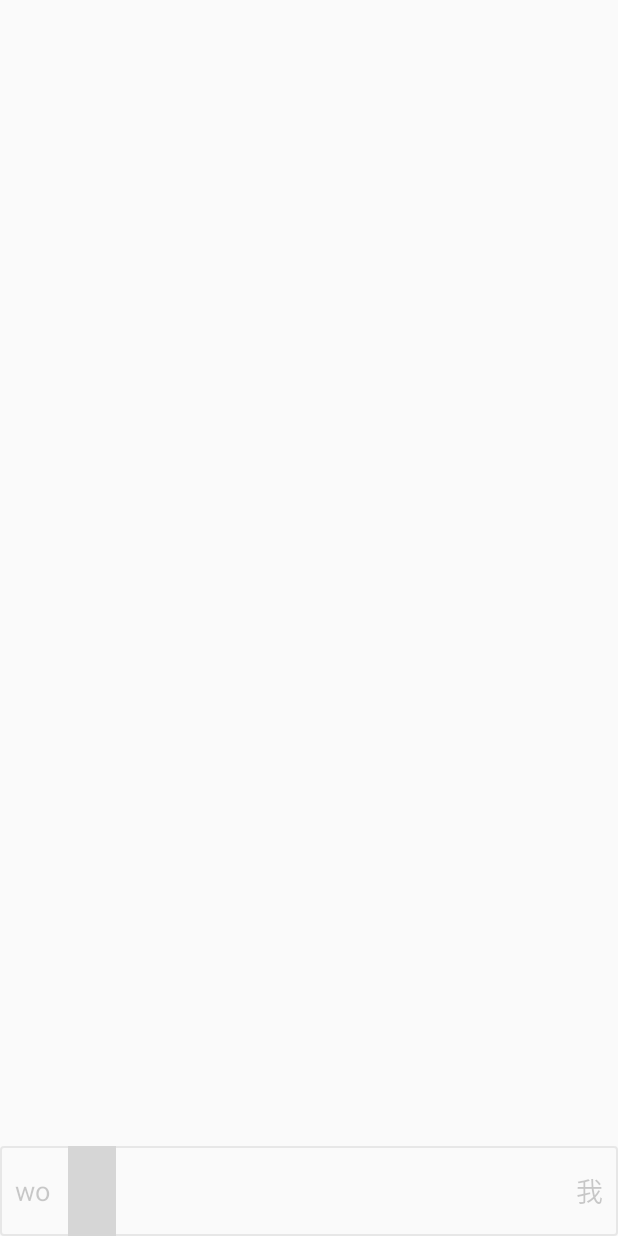
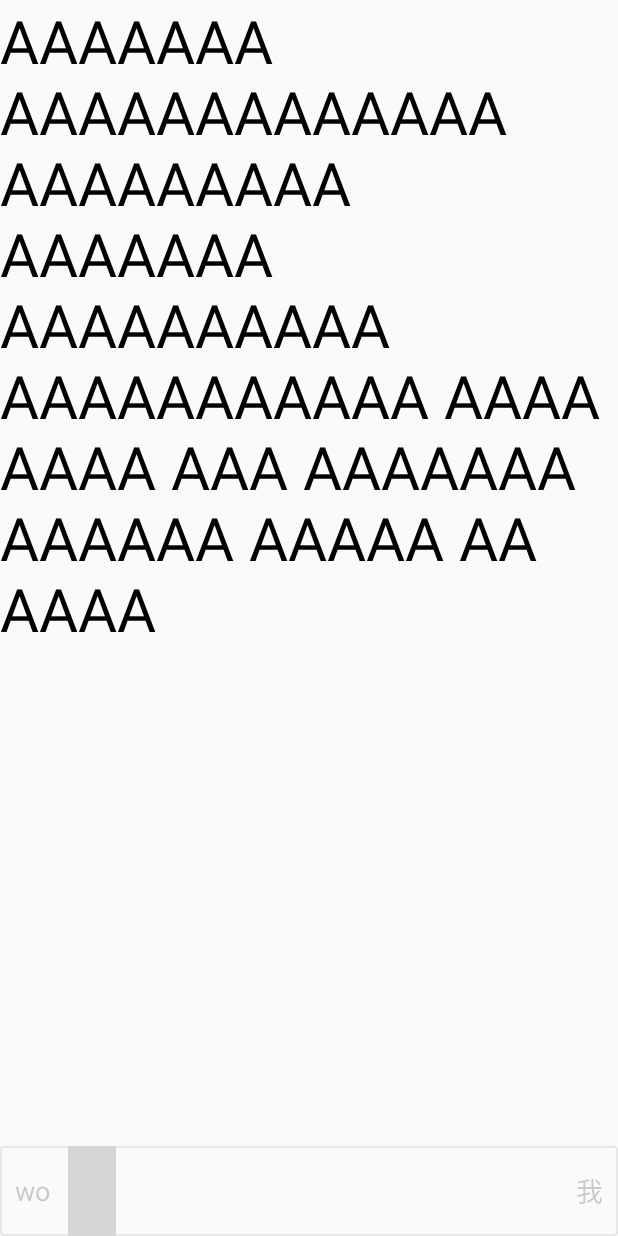
Before and after one commit to asm-products/kanshu-android, an Android app: the layout fragment_reading_view.xml on its own in the app's theme, with its tools: preview values and no code run, on a phone screen of 412 x 824 dp. Run offline under Robolectric (Android 15) with nearby library versions, the phone set to English and light mode, and no system bars; plain views replace TickedSeekBar; Roboto replaces fonts that are not available here; grey boxes are pictures that could not be loaded.

Commit message:
blurred text behind slider, and minor changes to dot size and thumb color

```diff
--- a/app/src/main/res/drawable/slider_border.xml
+++ b/app/src/main/res/drawable/slider_border.xml
@@ -6,4 +6,5 @@
     <stroke
         android:width="1dp"
         android:color="@color/article_light_grey" />
+    <solid android:color="#0DCCCCCC"/>
 </shape>
--- a/app/src/main/res/layout/fragment_reading_view.xml
+++ b/app/src/main/res/layout/fragment_reading_view.xml
@@ -7,6 +7,19 @@
                 android:orientation="vertical"
                 android:fitsSystemWindows="true"
                 android:background="@color/background_material_light">
+    <TextView
+        android:layout_width="wrap_content"
+        android:layout_height="match_parent"
+        android:layout_alignParentBottom="true"
+        android:text="AAAAAAA AAAAAAAAAAAAA AAAAAAAAA AAAAAAA AAAAAAAAAA AAAAAAAAAAA AAAA AAAA AAA AAAAAAA AAAAAA AAAAA AA AAAA"
+        android:textSize="40sp"
+        android:textColor="#000000"
+        android:id="@+id/sample_text"/>
+    <ImageView
+        android:layout_width="wrap_content"
+        android:layout_height="wrap_content"
+        android:id="@+id/blurredText"
+        android:layout_alignParentBottom="true"/>
     <LinearLayout
         android:layout_width="match_parent"
         android:layout_height="wrap_content"
@@ -49,11 +62,12 @@
         android:maxHeight="@dimen/slider_height"
         android:progressDrawable="@drawable/hsk_slider_progress"
         custom:thumbColorNormal="@color/primary_dark_red"
+        custom:thumbColorPressed="@color/article_light_grey"
         custom:connectingLineColor="@color/primary_dark_red"
         custom:barColor = "@color/primary_light_red"
-        custom:tickHeight ="3dp"
+        custom:tickHeight ="2sp"
         custom:tickCount ="8"
-        custom:thumbRadius="8dp"
+        custom:thumbRadius="8sp"
         android:id="@+id/textsizeSlider"/>
             </FrameLayout>
 
@@ -104,11 +118,12 @@
                     android:maxHeight="@dimen/slider_height"
                     android:progressDrawable="@drawable/hsk_slider_progress"
                     custom:thumbColorNormal="@color/primary_dark_red"
+                    custom:thumbColorPressed="@color/article_light_grey"
                     custom:connectingLineColor="@color/primary_dark_red"
                     custom:barColor = "@color/primary_light_red"
-                    custom:tickHeight ="3dp"
+                    custom:tickHeight ="2sp"
                     custom:tickCount ="8"
-                    custom:thumbRadius="8dp"
+                    custom:thumbRadius="8sp"
                     android:id="@+id/sizehanziSlider"/>
             </FrameLayout>
 
@@ -159,9 +174,10 @@
                     custom:thumbColorNormal="@color/primary_dark_red"
                     custom:connectingLineColor="@color/primary_dark_red"
                     custom:barColor = "@color/primary_light_red"
-                    custom:tickHeight ="3dp"
+                    custom:tickHeight ="2sp"
                     custom:tickCount ="8"
-                    custom:thumbRadius="8dp"
+                    custom:thumbRadius="8sp"
+                    custom:thumbColorPressed="@color/article_light_grey"
                     android:id="@+id/levelSlider"/>
             </FrameLayout>
 
```
Also changed, not shown: app/src/main/java/com/kanshu/kanshu/ReadingViewFragment.java (+44 -2 lines).
